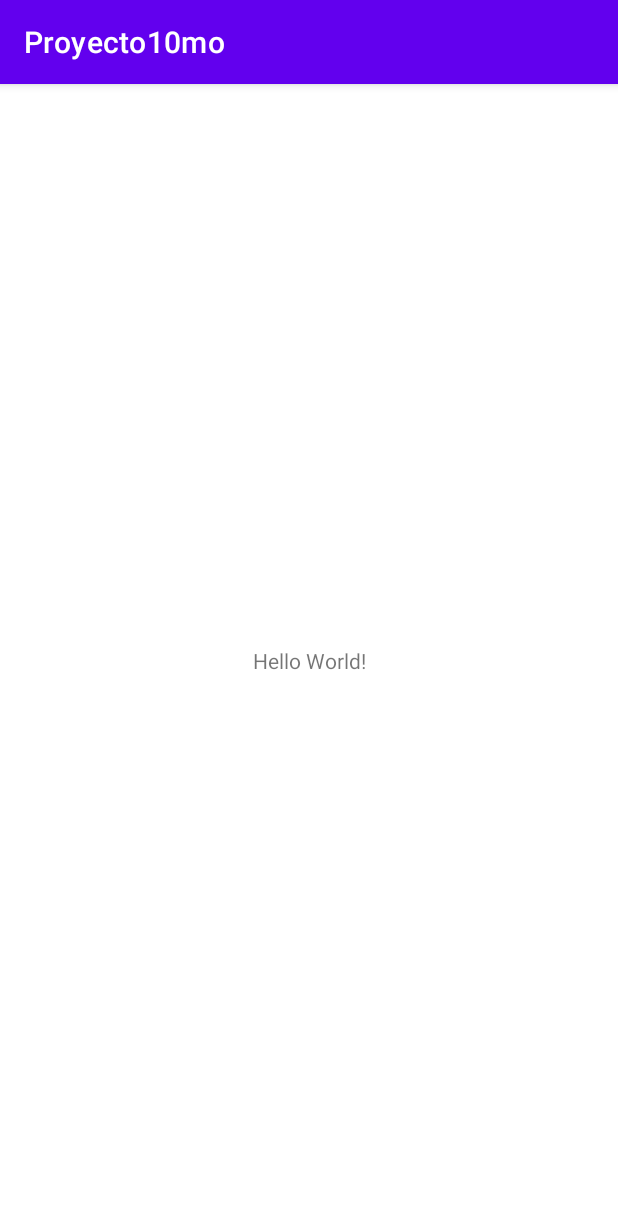
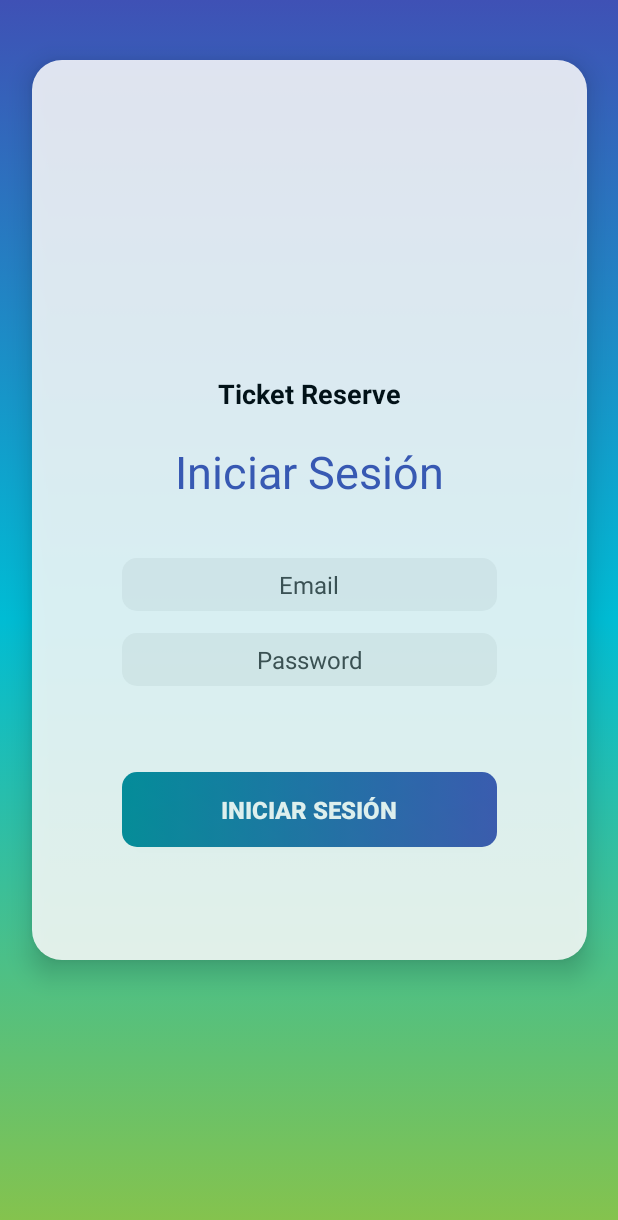
Before and after one commit to 2119200709/Proyecto10mo, an Android app: the screen it shows after launch (MainActivity), on a phone screen of 412 x 824 dp. Shown: the top 1220 px of the screen. Run offline under Robolectric (Android 15) with nearby library versions, the phone set to English and light mode, and no system bars.

```diff
--- /dev/null
+++ b/app/src/main/res/drawable/fondo_degradado.xml
@@ -0,0 +1,14 @@
+<?xml version="1.0" encoding="utf-8"?>
+<selector xmlns:android="http://schemas.android.com/apk/res/android">
+    <item>
+        <shape android:shape="rectangle">
+            <gradient
+                android:startColor="@color/colorUno"
+                android:centerColor="@color/colorDos"
+                android:endColor="@color/colorTres"
+                android:type="linear"
+                android:angle="270"
+                />
+        </shape>
+    </item>
+</selector>
--- /dev/null
+++ b/app/src/main/res/drawable/rounded_blue.xml
@@ -0,0 +1,14 @@
+<?xml version="1.0" encoding="utf-8"?>
+<selector xmlns:android="http://schemas.android.com/apk/res/android">
+<item>
+    <shape android:shape="rectangle">
+        <gradient
+            android:endColor="@color/colorUno"
+            android:startColor="#008A9C"
+            android:type="linear"
+            android:angle="0"
+            />
+        <corners android:radius="10dp"></corners>
+    </shape>
+</item>
+</selector>
--- /dev/null
+++ b/app/src/main/res/drawable/rounded_gray.xml
@@ -0,0 +1,6 @@
+<?xml version="1.0" encoding="utf-8"?>
+<shape xmlns:android="http://schemas.android.com/apk/res/android"
+    android:shape="rectangle">
+    <solid android:color="#F3F3F3"></solid>
+    <corners android:radius="10dp"></corners>
+</shape>
--- /dev/null
+++ b/app/src/main/res/drawable/shadow.xml
@@ -0,0 +1,6 @@
+<?xml version="1.0" encoding="utf-8"?>
+<shape xmlns:android="http://schemas.android.com/apk/res/android">
+    android:shape="rectangle">
+    <solid android:color="#FFF"/>
+    <corners android:radius="20dp"/>
+</shape>
--- a/app/src/main/res/layout/activity_main.xml
+++ b/app/src/main/res/layout/activity_main.xml
@@ -4,15 +4,81 @@
     xmlns:tools="http://schemas.android.com/tools"
     android:layout_width="match_parent"
     android:layout_height="match_parent"
+    android:background="@drawable/fondo_degradado"
     tools:context=".MainActivity">
 
-    <TextView
-        android:layout_width="wrap_content"
-        android:layout_height="wrap_content"
-        android:text="Hello World!"
-        app:layout_constraintBottom_toBottomOf="parent"
+    <FrameLayout
+        android:layout_width="370dp"
+        android:layout_height="600dp"
+        android:layout_marginTop="40dp"
+        android:background="@drawable/shadow"
+        android:elevation="10dp"
+        android:padding="10dp"
         app:layout_constraintEnd_toEndOf="parent"
         app:layout_constraintStart_toStartOf="parent"
-        app:layout_constraintTop_toTopOf="parent" />
+        app:layout_constraintTop_toTopOf="parent"
+        android:alpha="0.85">
+
+        <TextView
+            android:id="@+id/gTituloLogin"
+            android:layout_width="wrap_content"
+            android:layout_height="wrap_content"
+            android:layout_gravity="center_horizontal|top"
+            android:layout_marginTop="200dp"
+            android:text="@string/app_proyecto"
+            android:textStyle="bold"
+            android:textColor="#000"
+            android:textSize="18sp" />
+        <TextView
+            android:id="@+id/inicioSesion"
+            android:layout_width="wrap_content"
+            android:layout_height="wrap_content"
+            android:layout_gravity="center"
+            android:layout_marginTop="-25dp"
+            android:text="Iniciar Sesión"
+            android:textAlignment="center"
+            android:textColor="@color/colorUno"
+            android:textSize="30sp" />
+
+        <EditText
+            android:id="@+id/edtUser"
+            android:layout_width="250dp"
+            android:layout_height="35dp"
+            android:layout_gravity="center"
+            android:layout_marginTop="50dp"
+            android:background="@drawable/rounded_gray"
+            android:ems="10"
+            android:hint="Email"
+            android:inputType="textPersonName"
+            android:textAlignment="center"
+            android:textColor="#000000"
+            android:textColorHint="#454545"
+            android:textSize="16sp" />
+        <EditText
+            android:id="@+id/edtPass"
+            android:layout_width="250dp"
+            android:layout_height="35dp"
+            android:layout_gravity="center"
+            android:layout_marginTop="100dp"
+            android:background="@drawable/rounded_gray"
+            android:ems="10"
+            android:hint="Password"
+            android:inputType="textPassword"
+            android:textAlignment="center"
+            android:textColor="#000000"
+            android:textColorHint="#454545"
+            android:textSize="16sp" />
+
+        <Button
+            android:id="@+id/btnLogin"
+            android:layout_width="250dp"
+            android:layout_height="50dp"
+            android:layout_gravity="center"
+            android:layout_marginTop="200dp"
+            android:background="@drawable/rounded_blue"
+            android:text="Iniciar sesión"
+            android:textSize="16sp"
+            android:textStyle="bold" />
+    </FrameLayout>
 
 </androidx.constraintlayout.widget.ConstraintLayout>
--- a/app/src/main/res/values/colors.xml
+++ b/app/src/main/res/values/colors.xml
@@ -7,4 +7,8 @@
     <color name="teal_700">#FF018786</color>
     <color name="black">#FF000000</color>
     <color name="white">#FFFFFFFF</color>
+
+    <color name="colorUno">#3F51B5</color>
+    <color name="colorDos">#00BCD4</color>
+    <color name="colorTres">#88C34A</color>
 </resources>
--- a/app/src/main/res/values/strings.xml
+++ b/app/src/main/res/values/strings.xml
@@ -1,3 +1,4 @@
 <resources>
     <string name="app_name">Proyecto10mo</string>
+    <string name="app_proyecto">Ticket Reserve</string>
 </resources>
```
Also changed, not shown: app/src/main/AndroidManifest.xml (+7 -1 lines), app/src/main/java/com/example/proyecto10mo/IndexActivity.kt (added, +11 -0 lines), app/src/main/res/layout/activity_index.xml (added, +45 -0 lines).
